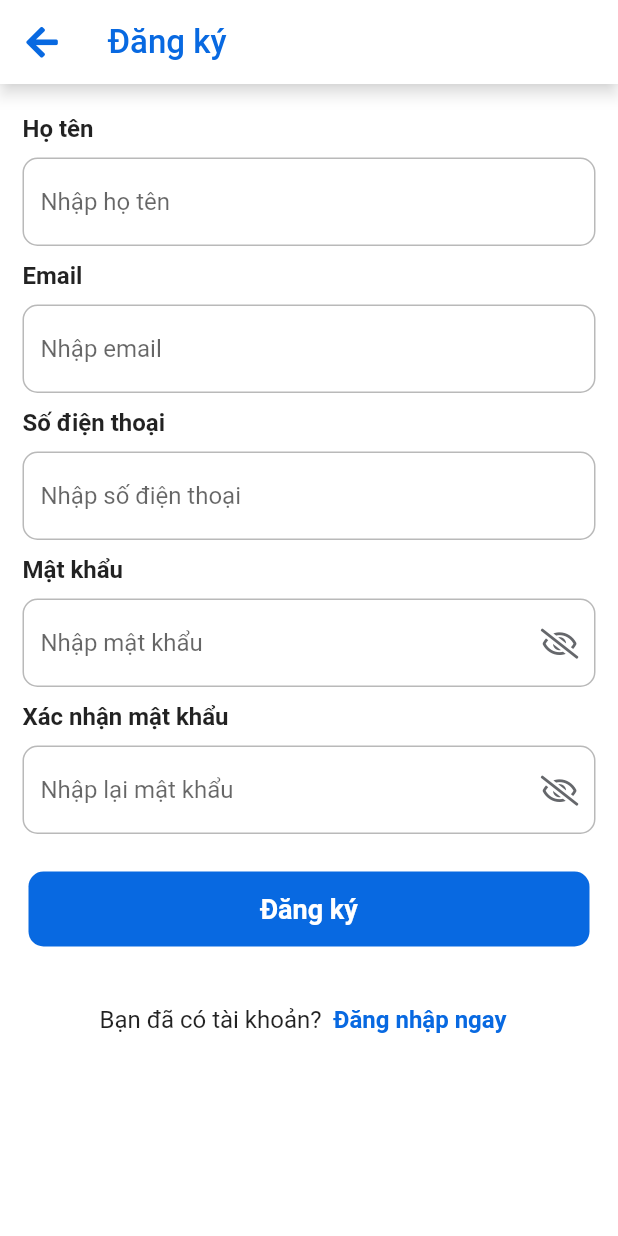
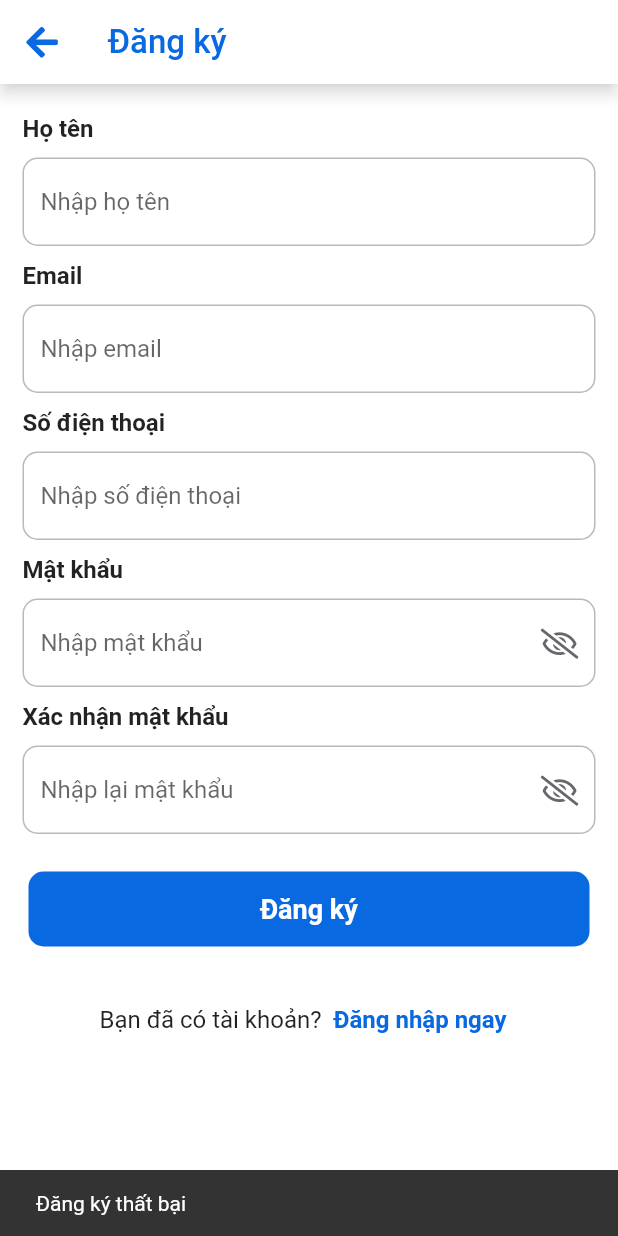
Before and after one commit to TripleT511/Travel_App, a Flutter app: the RegisterPage screen opened directly, after a tap on "Đăng ký", on a phone screen of 412 x 824 dp. Run offline on Flutter 3.47's test engine with Material 2 defaults, Android fonts, the phone set to English and light mode, and no system bars; our stand-ins replace carousel_slider, flutter_secure_storage, flutter_spinkit, font_awesome_flutter; accounts and stored records are empty.

Commit message:
Register API

```diff
--- a/lib/Views/LoginRegister/register_page.dart
+++ b/lib/Views/LoginRegister/register_page.dart
@@ -1,5 +1,6 @@
 import 'package:flutter/material.dart';
 import 'package:font_awesome_flutter/font_awesome_flutter.dart';
+import 'package:vietnam_travel_app/Providers/user_provider.dart';
 import 'package:vietnam_travel_app/Views/LoginRegister/login_page.dart';
 
 class RegisterPage extends StatefulWidget {
@@ -14,6 +15,39 @@ class RegisterPage extends StatefulWidget {
 class RegisterPageState extends State<RegisterPage> {
   bool checkPass = true;
   bool checkPass2 = true;
+
+  TextEditingController txtHoTen = TextEditingController();
+  TextEditingController txtEmail = TextEditingController();
+  TextEditingController txtPassword = TextEditingController();
+  TextEditingController txtPassword2 = TextEditingController();
+  TextEditingController txtSoDienThoai = TextEditingController();
+
+  void _register() async {
+    if (txtHoTen.text.isNotEmpty &&
+        txtEmail.text.isNotEmpty &&
+        txtPassword.text.isNotEmpty &&
+        txtPassword2.text.isNotEmpty &&
+        txtSoDienThoai.text.isNotEmpty) {
+      if (txtPassword.text == txtPassword2.text) {
+        bool isRegister = await UserProvider.register(txtHoTen.text,
+            txtEmail.text, txtPassword.text, txtSoDienThoai.text);
+
+        if (isRegister) {
+          Navigator.pop(context);
+        } else {
+          const snackBar = SnackBar(content: Text('Đăng ký thất bại'));
+          ScaffoldMessenger.of(context).showSnackBar(snackBar);
+        }
+      } else {
+        const snackBar = SnackBar(content: Text('Mật khẩu không trùng khớp'));
+        ScaffoldMessenger.of(context).showSnackBar(snackBar);
+      }
+    } else {
+      const snackBar = SnackBar(content: Text('Đăng ký thất bại'));
+      ScaffoldMessenger.of(context).showSnackBar(snackBar);
+    }
+  }
+
   @override
   Widget build(BuildContext context) {
     return Scaffold(
@@ -54,6 +88,7 @@ class RegisterPageState extends State<RegisterPage> {
             Container(
               padding: const EdgeInsets.only(left: 15, bottom: 10, right: 15),
               child: TextField(
+                controller: txtHoTen,
                 decoration: InputDecoration(
                   hintText: "Nhập họ tên",
                   enabledBorder: OutlineInputBorder(
@@ -80,6 +115,7 @@ class RegisterPageState extends State<RegisterPage> {
             Container(
               padding: const EdgeInsets.only(left: 15, bottom: 10, right: 15),
               child: TextField(
+                controller: txtEmail,
                 decoration: InputDecoration(
                   hintText: "Nhập email",
                   enabledBorder: OutlineInputBorder(
@@ -106,6 +142,7 @@ class RegisterPageState extends State<RegisterPage> {
             Container(
               padding: const EdgeInsets.only(left: 15, bottom: 10, right: 15),
               child: TextField(
+                controller: txtSoDienThoai,
                 decoration: InputDecoration(
                   hintText: "Nhập số điện thoại",
                   enabledBorder: OutlineInputBorder(
@@ -132,6 +169,7 @@ class RegisterPageState extends State<RegisterPage> {
             Container(
               padding: const EdgeInsets.only(left: 15, bottom: 10, right: 15),
               child: TextField(
+                controller: txtPassword,
                 obscureText: checkPass ? true : false,
                 decoration: InputDecoration(
                   enabledBorder: OutlineInputBorder(
@@ -176,6 +214,7 @@ class RegisterPageState extends State<RegisterPage> {
             Container(
               padding: const EdgeInsets.only(left: 15, bottom: 10, right: 15),
               child: TextField(
+                controller: txtPassword2,
                 obscureText: checkPass ? true : false,
                 decoration: InputDecoration(
                   enabledBorder: OutlineInputBorder(
@@ -218,10 +257,7 @@ class RegisterPageState extends State<RegisterPage> {
                   color: const Color(0XFF0869E1)),
               child: TextButton(
                 onPressed: () {
-                  Navigator.push(
-                      context,
-                      MaterialPageRoute(
-                          builder: (context) => const RegisterPage()));
+                  _register();
                 },
                 child: const Text(
                   "Đăng ký",
```
Also changed, not shown: lib/Providers/user_provider.dart (+26 -2 lines).
